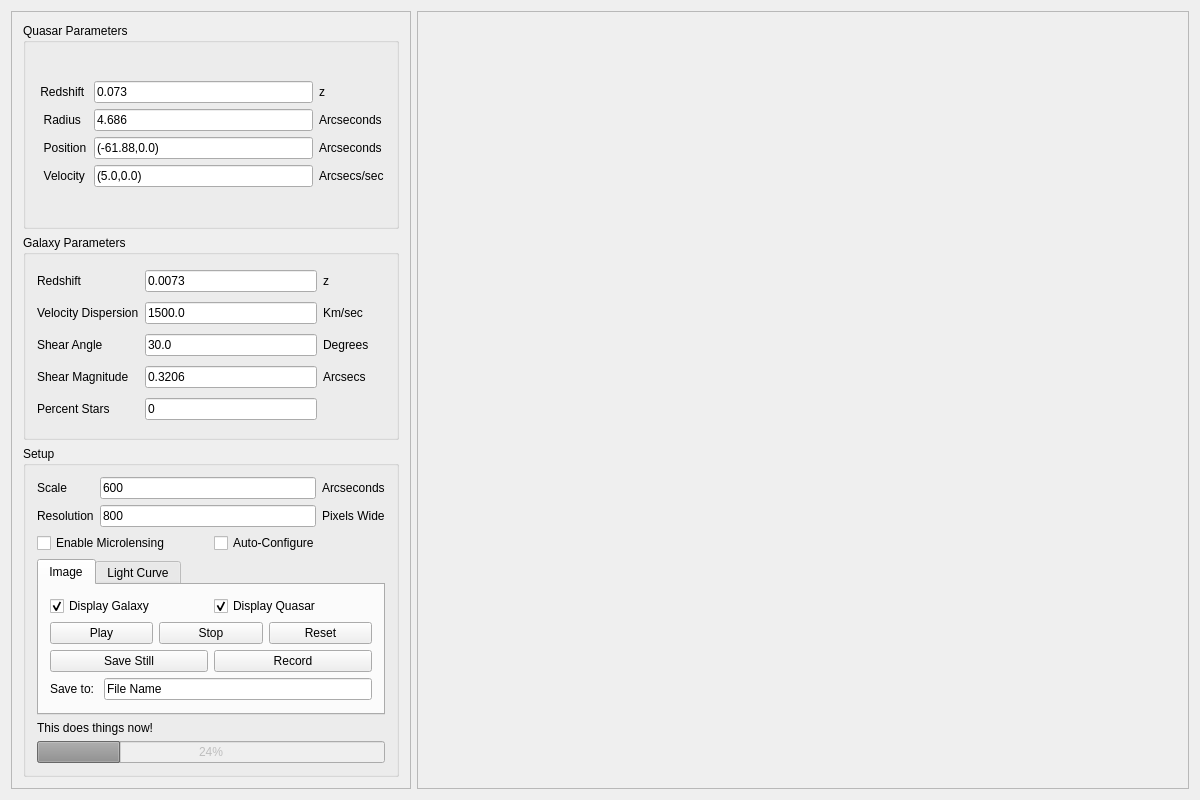
The window that src/Resources/GUI/gui.ui (JordanKoeller/MirageOld) describes before a commit, drawn with Qt 5.
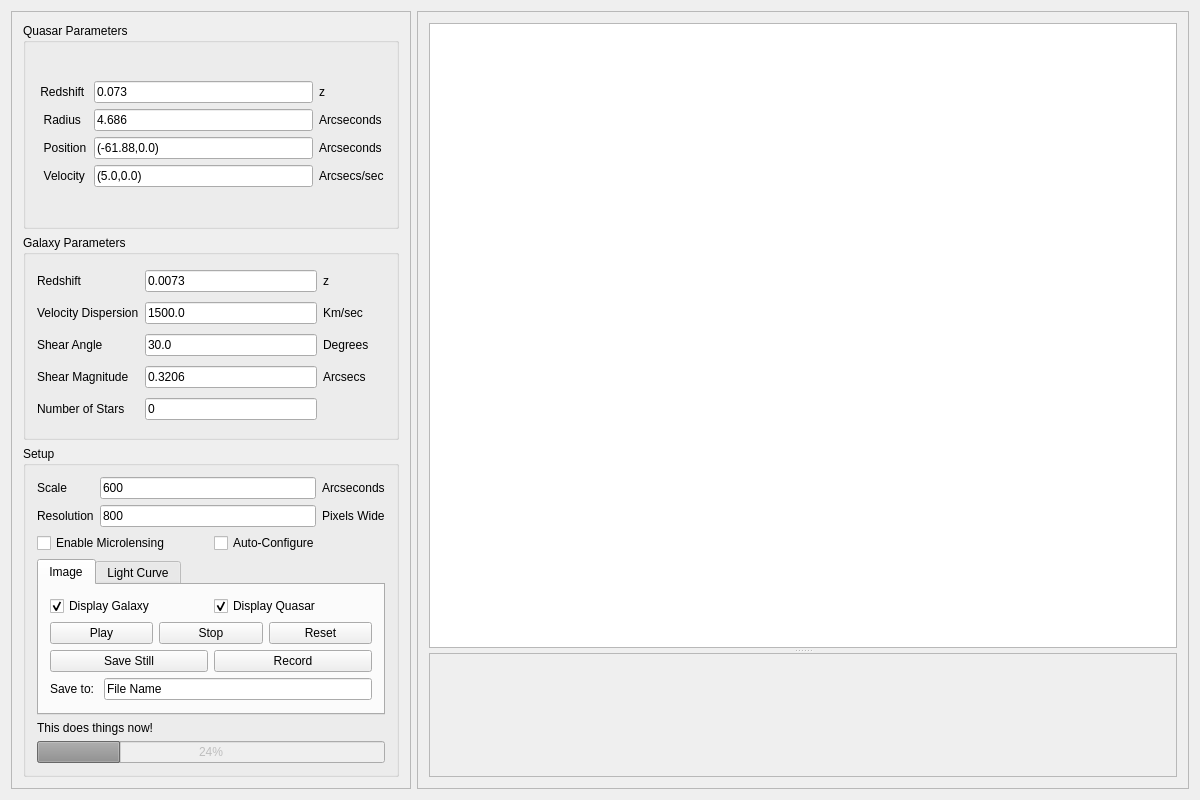
The same window after the commit. Custom widgets are drawn as their Qt base class.

What changed in the file:
```diff
--- a/src/Resources/GUI/gui.ui
+++ b/src/Resources/GUI/gui.ui
@@ -296,7 +296,7 @@
              <item row="4" column="0">
               <widget class="QLabel" name="label_13">
                <property name="text">
-                <string>Percent Stars</string>
+                <string>Number of Stars</string>
                </property>
               </widget>
              </item>
@@ -661,38 +661,43 @@
      </widget>
     </item>
     <item>
-     <widget class="QScrollArea" name="canvasFrame">
-      <property name="sizePolicy">
-       <sizepolicy hsizetype="MinimumExpanding" vsizetype="MinimumExpanding">
-        <horstretch>0</horstretch>
-        <verstretch>0</verstretch>
-       </sizepolicy>
+     <widget class="QFrame" name="qframe">
+      <property name="frameShape">
+       <enum>QFrame::StyledPanel</enum>
       </property>
-      <property name="minimumSize">
-       <size>
-        <width>0</width>
-        <height>0</height>
-       </size>
+      <property name="frameShadow">
+       <enum>QFrame::Raised</enum>
       </property>
-      <property name="layoutDirection">
-       <enum>Qt::LeftToRight</enum>
-      </property>
+      <layout class="QVBoxLayout" name="verticalLayout_5">
+       <item>
+        <widget class="QSplitter" name="splitter">
+         <property name="orientation">
+          <enum>Qt::Vertical</enum>
+         </property>
+         <property name="opaqueResize">
+          <bool>false</bool>
+         </property>
+         <property name="handleWidth">
+          <number>5</number>
+         </property>
+         <property name="childrenCollapsible">
+          <bool>true</bool>
+         </property>
+         <widget class="PlotWidget" name="curve_canvas_frame"/>
+         <widget class="QScrollArea" name="scrollArea">
       <property name="widgetResizable">
        <bool>true</bool>
       </property>
-      <property name="alignment">
-       <set>Qt::AlignJustify|Qt::AlignTop</set>
-      </property>
-      <widget class="QWidget" name="scrollAreaWidgetContents_3">
+          <widget class="QWidget" name="scrollAreaWidgetContents">
        <property name="geometry">
         <rect>
          <x>0</x>
          <y>0</y>
-         <width>764</width>
-         <height>774</height>
-        </rect>
-       </property>
-       <layout class="QVBoxLayout" name="verticalLayout_5">
+             <width>732</width>
+             <height>217</height>
+            </rect>
+           </property>
+           <layout class="QVBoxLayout" name="verticalLayout_4">
         <item>
          <widget class="QLabel" name="main_canvas">
           <property name="text">
@@ -703,14 +708,22 @@
        </layout>
       </widget>
      </widget>
-    </item>
-   </layout>
-   <zorder>main_canvas</zorder>
-   <zorder>canvasFrame</zorder>
-   <zorder>scrollArea_2</zorder>
+        </widget>
+       </item>
+      </layout>
+     </widget>
+    </item>
+   </layout>
   </widget>
  </widget>
  <layoutdefault spacing="6" margin="11"/>
+ <customwidgets>
+  <customwidget>
+   <class>PlotWidget</class>
+   <extends>QGraphicsView</extends>
+   <header location="global">pyqtgraph.h</header>
+  </customwidget>
+ </customwidgets>
  <resources/>
  <connections/>
 </ui>
```
Left out of the diff: 18 changed lines with no effect on the pictures. Lines whose indentation alone changed are shown as unchanged.
